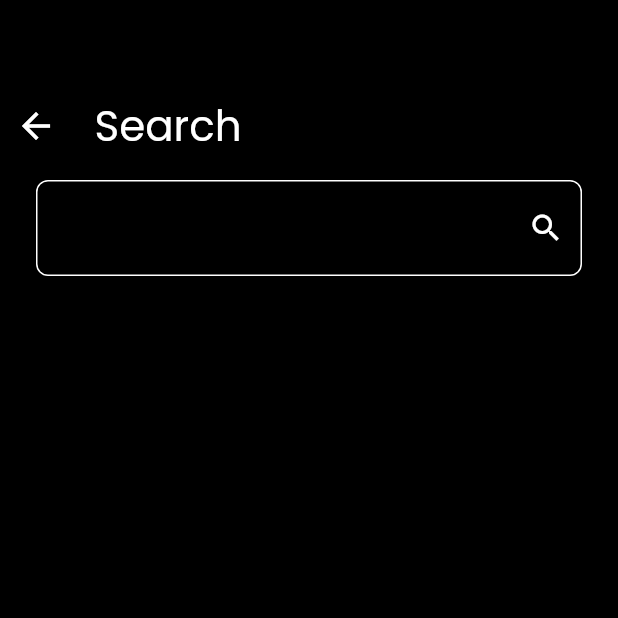
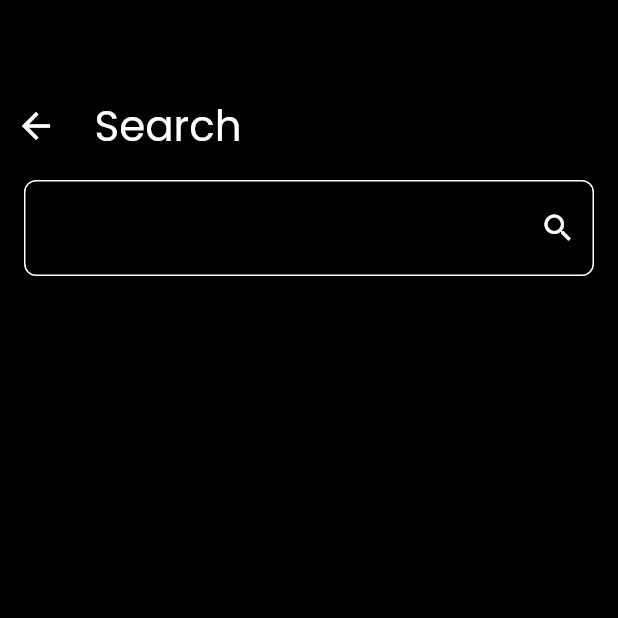
Before and after one commit to ka1395/Notes_App, a Flutter app: the screen it shows after launch, after a tap on the "search" icon, on a phone screen of 412 x 824 dp, the top half of it. Run offline on Flutter 3.47's test engine with Material 2 defaults, Android fonts, the phone set to English and light mode, and no system bars; our stand-ins replace bloc, flutter_bloc, hive, hive_flutter; accounts and stored records are empty.

Commit message:
finish search

```diff
--- /dev/null
+++ b/lib/cubits/search_cubite/search_stats.dart
@@ -0,0 +1,7 @@
+
+abstract class SearchStats {}
+
+class SearchInitialStat extends SearchStats {}
+
+
+class SearchSucssesStat extends SearchStats {}
--- a/lib/view/note_view/widgets/note_item.dart
+++ b/lib/view/note_view/widgets/note_item.dart
@@ -15,12 +15,11 @@ class NoteItem extends StatelessWidget {
         Navigator.push(
             context,
             MaterialPageRoute(
-              builder: (context) =>  EditeNoteView(note: note),
-
+              builder: (context) => EditeNoteView(note: note),
             ));
       },
       child: Container(
-        width: MediaQuery.of(context).size.width * .4,
+        height: MediaQuery.of(context).size.height * .23,
         padding: const EdgeInsets.only(bottom: 20, left: 15),
         decoration: BoxDecoration(
             color: Colors.white.withOpacity(.15),
--- a/lib/view/search_view/search_view.dart
+++ b/lib/view/search_view/search_view.dart
@@ -1,33 +1,14 @@
 import 'package:flutter/material.dart';
-import 'package:notes_app/help_widgets/custom_appbar.dart';
-import 'package:notes_app/help_widgets/custom_text_field.dart';
-
-import 'widgets/custom_appBar_search.dart';
+import 'package:flutter_bloc/flutter_bloc.dart';
+import 'package:notes_app/cubits/search_cubite/search_cubit.dart';
+import 'widgets/search_body.dart';
 
 class SearchView extends StatelessWidget {
   const SearchView({super.key});
 
   @override
   Widget build(BuildContext context) {
-    return Scaffold(
-      body: Column(
-        children: const [
-          SizedBox(
-            height: 60,
-          ),
-          CustomAppBarSearch(),
-          Padding(
-            padding: EdgeInsets.symmetric(horizontal: 24, vertical: 12),
-            child: CustomTextField(
-              hint: "",
-              suffIcon: Icon(
-                Icons.search,
-                color: Colors.white,
-              ),
-            ),
-          )
-        ],
-      ),
-    );
+    return BlocProvider(create: (context) => SearchCubit()
+    ,child: const SearchBody());
   }
 }
--- a/lib/view/search_view/widgets/custom_appBar_search.dart
+++ b/lib/view/search_view/widgets/custom_appBar_search.dart
@@ -1,6 +1,4 @@
 import 'package:flutter/material.dart';
-
-import '../../note_view/widgets/custom_search_icon.dart';
 
 class CustomAppBarSearch extends StatelessWidget {
   const CustomAppBarSearch({super.key});
@@ -17,12 +15,12 @@ class CustomAppBarSearch extends StatelessWidget {
             onPressed: () {
               Navigator.pop(context);
             }),
-        SizedBox(
+       const  SizedBox(
           width: 15,
         ),
         const Text(
           "Search",
-          style: const TextStyle(fontSize: 28),
+          style:  TextStyle(fontSize: 28),
         ),
       ],
     );
--- /dev/null
+++ b/lib/view/search_view/widgets/note_item_list_view.dart
@@ -0,0 +1,33 @@
+import 'package:flutter/material.dart';
+import 'package:flutter_bloc/flutter_bloc.dart';
+
+import '../../../cubits/search_cubite/search_cubit.dart';
+import '../../../cubits/search_cubite/search_stats.dart';
+import '../../../models/note_model.dart';
+import '../../note_view/widgets/note_item.dart';
+
+class NoteItemListView extends StatelessWidget {
+  const NoteItemListView({super.key});
+
+  @override
+  Widget build(BuildContext context) {
+    return BlocBuilder<SearchCubit, SearchStats>(
+      builder: (context, state) {
+        List<NoteModel> notes =
+            BlocProvider.of<SearchCubit>(context).notesSearch ?? [];
+        return Padding(
+          padding: const EdgeInsets.symmetric(horizontal: 16),
+          child: ListView.separated(
+            separatorBuilder: (context, index) => const SizedBox(
+              height: 16,
+            ),
+            itemCount: notes.length,
+            itemBuilder: (context, index) => NoteItem(
+              note: notes[index],
+            ),
+          ),
+        );
+      },
+    );
+  }
+}
--- /dev/null
+++ b/lib/view/search_view/widgets/search_body.dart
@@ -0,0 +1,41 @@
+import 'package:flutter/material.dart';
+
+import 'package:flutter_bloc/flutter_bloc.dart';
+
+import '../../../cubits/search_cubite/search_cubit.dart';
+import '../../../help_widgets/custom_text_field.dart';
+
+import 'custom_appbar_search.dart';
+import 'note_item_list_view.dart';
+
+class SearchBody extends StatelessWidget {
+  const SearchBody({super.key});
+
+  @override
+  Widget build(BuildContext context) {
+    return Scaffold(
+      body: Column(
+        children: [
+          const SizedBox(
+            height: 60,
+          ),
+          const CustomAppBarSearch(),
+          Padding(
+            padding: const EdgeInsets.symmetric(horizontal: 16, vertical: 12),
+            child: CustomTextField(
+              onChanged: (value) {
+                BlocProvider.of<SearchCubit>(context).feachSearchData(value);
+              },
+              hint: "",
+              suffIcon: const Icon(
+                Icons.search,
+                color: Colors.white,
+              ),
+            ),
+          ),
+          const Expanded(child: NoteItemListView()),
+        ],
+      ),
+    );
+  }
+}
```
Also changed, not shown: lib/cubits/search_cubite/search_cubit.dart (added, +24 -0 lines).
